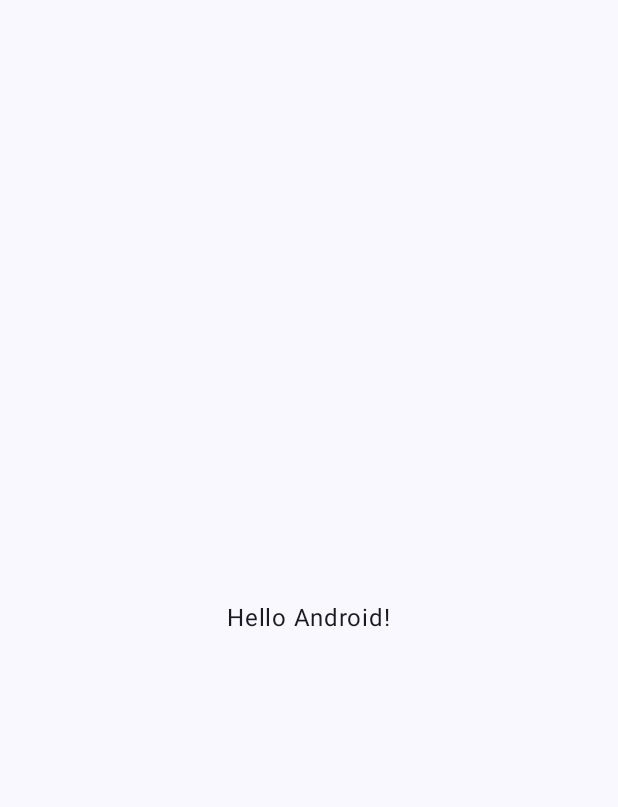
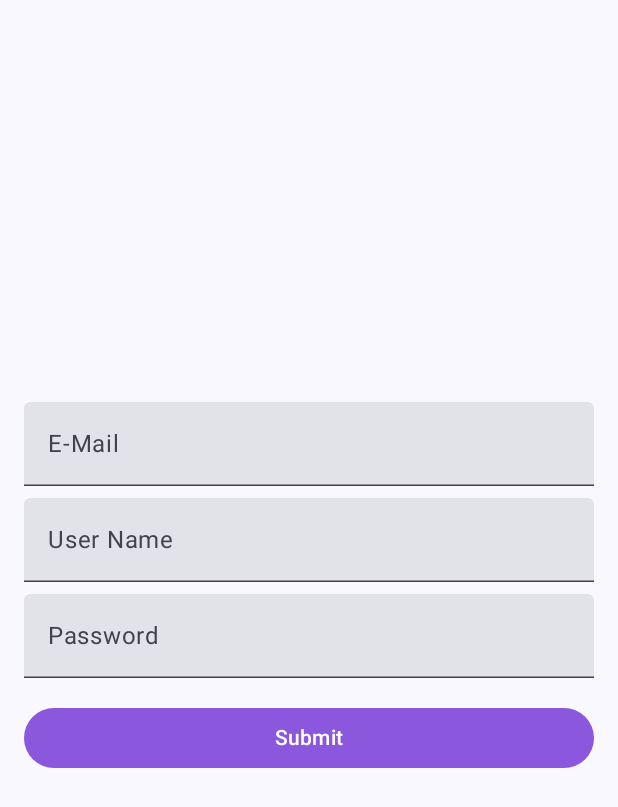
Before and after one commit to FuscusNight/Poruka, an Android app built with Jetpack Compose: the screen it shows after launch (MainActivity), on a phone screen of 412 x 824 dp. Before the commit the part shown is almost empty. Shown: the top 807 px of the screen. Run offline under Robolectric (Android 15) with nearby library versions, the phone set to English and light mode, and no system bars; our stand-ins replace Firebase (no records; nobody signed in at launch, a user with empty details on screens opened directly).

Commit message:
Firebase added in, string fields for user info, note not yet tested if firebase works

```diff
--- a/app/src/main/java/poruka/com/MainActivity.kt
+++ b/app/src/main/java/poruka/com/MainActivity.kt
@@ -3,71 +3,38 @@
 import android.os.Bundle
 import androidx.activity.ComponentActivity
 import androidx.activity.compose.setContent
-import androidx.compose.foundation.background
-import androidx.compose.foundation.layout.Arrangement
-import androidx.compose.foundation.layout.Column
 import androidx.compose.foundation.layout.fillMaxSize
 import androidx.compose.material3.MaterialTheme
 import androidx.compose.material3.Surface
-import androidx.compose.material3.Text
-import androidx.compose.runtime.Composable
-import androidx.compose.ui.Alignment
 import androidx.compose.ui.Modifier
-import androidx.compose.ui.graphics.Color
-import androidx.compose.ui.tooling.preview.Preview
+import com.google.firebase.FirebaseApp
+import poruka.com.ui.screens.HomeScreen
 import poruka.com.ui.theme.PorukaTheme
+
 
 
 class MainActivity : ComponentActivity() {
     override fun onCreate(savedInstanceState: Bundle?) {
         super.onCreate(savedInstanceState)
+        FirebaseApp.initializeApp(this)
+
         setContent {
             PorukaTheme {
                 // A surface container using the 'background' color from the theme
                 Surface(modifier = Modifier.fillMaxSize(), color = MaterialTheme.colorScheme.background) {
-                    Greeting("Android")
+                    HomeScreen("Zmaj")
+
                 }
             }
         }
     }
 }
-
-
-@Composable
-fun Greeting(name: String, modifier: Modifier = Modifier) {
-    Surface {
-
-        Column(
-            verticalArrangement = Arrangement.Center,
-            horizontalAlignment = Alignment.CenterHorizontally,
-            modifier = Modifier.fillMaxSize()
-
-
-        ) {
-            Text(
-                text = "Hello $name!",
-                modifier = modifier
-
-            )
-        }
-    }
-}
-
-
+/*
 @Preview(showBackground = true, showSystemUi = true)
 @Composable
 fun GreetingPreview() {
     PorukaTheme {
-        Greeting("Android")
-    }
-}
-
-/*
-@Preview(showBackground = true, showSystemUi = true)
-@Composable
-fun GreetingPreviewDark() {
-    PorukaTheme {
-        Greeting("Android")
+        HomeScreen("Android")
     }
 }
 */
--- /dev/null
+++ b/app/src/main/java/poruka/com/ui/screens/HomeScreen.kt
@@ -0,0 +1,111 @@
+package poruka.com.ui.screens
+
+import androidx.compose.foundation.layout.Arrangement
+import androidx.compose.foundation.layout.Column
+import androidx.compose.foundation.layout.Spacer
+import androidx.compose.foundation.layout.fillMaxSize
+import androidx.compose.foundation.layout.fillMaxWidth
+import androidx.compose.foundation.layout.height
+import androidx.compose.foundation.layout.padding
+import androidx.compose.material3.Button
+import androidx.compose.material3.ButtonDefaults
+import androidx.compose.material3.Surface
+import androidx.compose.material3.Text
+import androidx.compose.material3.TextField
+import androidx.compose.runtime.Composable
+import androidx.compose.runtime.getValue
+import androidx.compose.runtime.mutableStateOf
+import androidx.compose.runtime.remember
+import androidx.compose.runtime.rememberCoroutineScope // a coroutine allows an app to perform tasks that might take some time (like fetching data from the internet) without freezing the screen or making the app unresponsive.
+import androidx.compose.runtime.setValue
+import androidx.compose.ui.Alignment
+import androidx.compose.ui.Modifier
+import androidx.compose.ui.graphics.Color
+import androidx.compose.ui.tooling.preview.Preview
+import androidx.compose.ui.unit.dp
+import kotlinx.coroutines.launch
+import poruka.com.ui.theme.PorukaTheme
+import poruka.data.AuthRepository
+
+
+
+@Composable
+fun HomeScreen(name: String, modifier: Modifier = Modifier) {
+    /**
+     * Remember is a function to store values in memory of a composable function, even when redrawing UI
+     * mutableStateOf can be read and modified
+     * "by" using "by" keyword, you are stating that this getter/getter&setter is provided elsewhere  (https://stackoverflow.com/questions/38250022/what-does-by-keyword-do-in-kotlin)
+     */
+    var emailField by remember { mutableStateOf("") }
+    var nameField by remember { mutableStateOf("") }
+    var passwordField by remember { mutableStateOf("") }
+    var result by remember { mutableStateOf("") }
+
+    val authRepository = AuthRepository()
+    val scope = rememberCoroutineScope()
+
+
+    Surface (modifier = Modifier.fillMaxSize()){
+        // https://developer.android.com/develop/ui/compose/layouts/basics
+        Column(
+            verticalArrangement = Arrangement.Center,
+            horizontalAlignment = Alignment.CenterHorizontally,
+            modifier = Modifier.fillMaxSize().padding(16.dp)
+        ) {
+            TextField(
+                value = emailField,
+                onValueChange = { emailField = it},
+                label = { Text("E-Mail")},
+                modifier = Modifier.fillMaxWidth()
+            )
+            Spacer(modifier = Modifier.height(8.dp))
+            TextField(
+                value = nameField,
+                onValueChange = { nameField = it},
+                label = { Text("User Name")},
+                modifier = Modifier.fillMaxWidth()
+            )
+            Spacer(modifier = Modifier.height(8.dp))
+            TextField(
+                value = passwordField,
+                onValueChange = { passwordField = it},
+                label = { Text("Password")},
+                modifier = Modifier.fillMaxWidth()
+            )
+            Spacer(modifier = Modifier.height(16.dp))
+            Button (
+                onClick = {
+                    // Since registerUser is a suspend function ie asynchronous , gotta call it inside a coroutine such as rememberCoroutineScope
+                    scope.launch { //  statement starts a new coroutine within the coroutine scope that was remembered using rememberCoroutineScope
+                        val registerResult = authRepository.registerUser(emailField, passwordField, nameField )
+
+                        result = if (registerResult.isSuccess) {
+                            "User Register Succesfully!"
+                        } else {
+                            "Registration Failed: ${registerResult.exceptionOrNull()?.message}"
+                        }
+                    }
+                    result =  "Inputs are: $passwordField, $emailField, $nameField"
+                },
+                modifier = modifier.fillMaxWidth(),
+                colors = ButtonDefaults.buttonColors(
+                    containerColor = Color(0xFF8B57DC),
+                    contentColor = Color.White
+                )
+            ) {
+                Text("Submit")
+            }
+            Spacer(modifier = Modifier.height(16.dp))
+            Text(text = result)
+
+        }
+    }
+}
+
+@Preview(showBackground = true, showSystemUi = true)
+@Composable
+fun HomeScreenPreview() {
+    PorukaTheme {
+        HomeScreen("Android")
+    }
+}
--- a/build.gradle
+++ b/build.gradle
@@ -2,5 +2,6 @@
 plugins {
     id 'com.android.application' version '8.6.0' apply false
     id 'com.android.library' version '8.6.0' apply false
-    id 'org.jetbrains.kotlin.android' version '1.7.20' apply false
+    id 'org.jetbrains.kotlin.android' version '1.9.0' apply false
+    id "com.google.gms.google-services" version "4.4.2" apply false
 }
```
Also changed, not shown: app/build.gradle (+16 -1 lines), app/src/main/java/poruka/data/AuthRepository.kt (added, +34 -0 lines), 1 other file.
